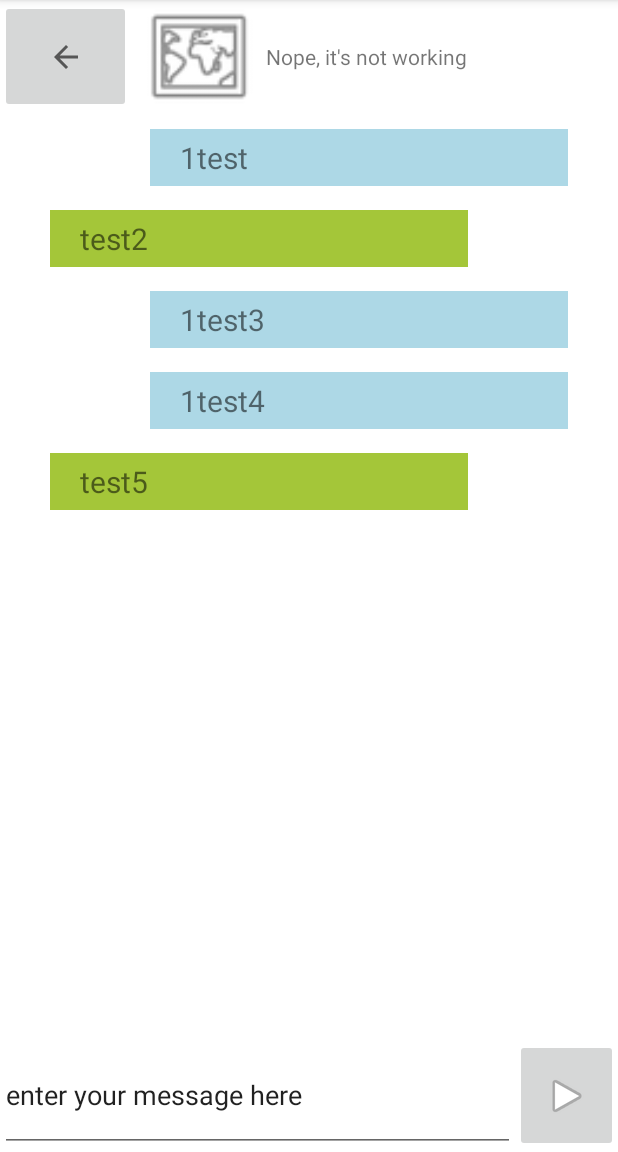
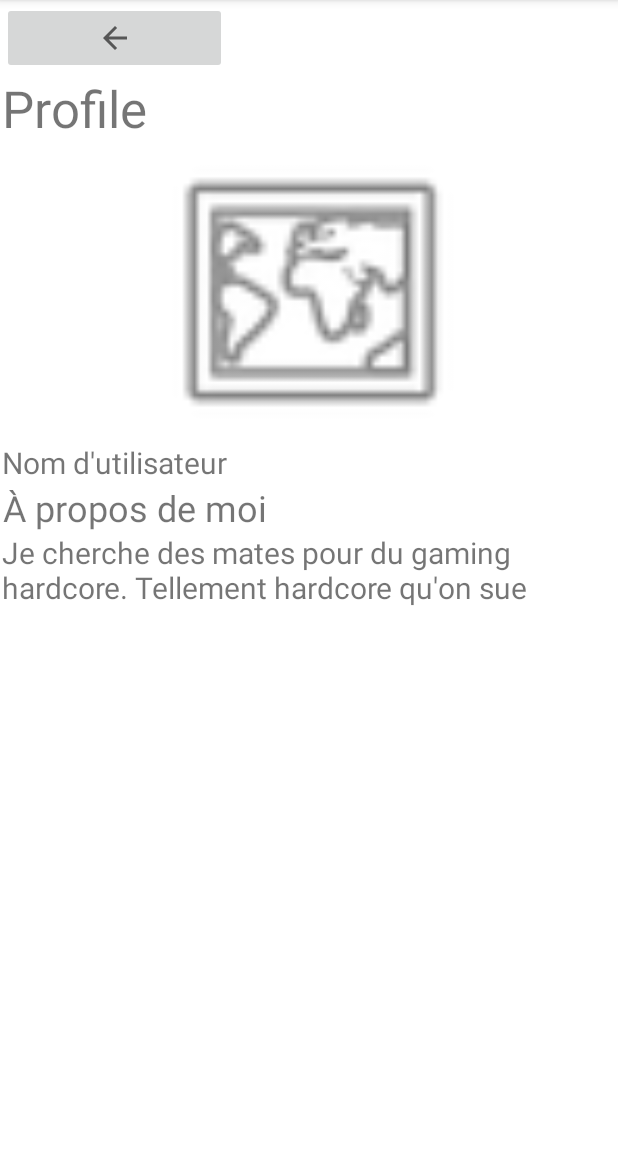
Before and after one commit to GameXMatch/GameXMatch, an Android app: the Chat screen opened directly, with no data from a screen before it, after a tap on an icon or button, on a phone screen of 412 x 824 dp, the part 84-1236 px from its top. Run offline under Robolectric (Android 15) with nearby library versions, the phone set to English and light mode, and no system bars.

Commit message:
match profile groundwork

```diff
--- a/android_app/app/src/main/AndroidManifest.xml
+++ b/android_app/app/src/main/AndroidManifest.xml
@@ -31,6 +31,9 @@
         <activity
             android:name=".main.CoreApp">
         </activity>
+        <activity
+            android:name=".main.MatchProfile">
+        </activity>
     </application>
 
 </manifest>
--- a/android_app/app/src/main/java/ch/gamesxmatch/main/Chat.kt
+++ b/android_app/app/src/main/java/ch/gamesxmatch/main/Chat.kt
@@ -86,8 +86,8 @@ class Chat : AppCompatActivity() {
 
     private fun redirectToProfile(){
         // TODO
-        //val intent = Intent(this, Profile::class.java)
-        //startActivity(intent)
+        val intent = Intent(this, MatchProfile::class.java)
+        startActivity(intent)
         println("clicked")
     }
 
--- /dev/null
+++ b/android_app/app/src/main/java/ch/gamesxmatch/main/MatchProfile.kt
@@ -0,0 +1,29 @@
+package ch.gamesxmatch.main
+
+import android.os.Bundle
+import android.widget.ImageButton
+import android.widget.ImageView
+import android.widget.TextView
+import androidx.appcompat.app.AppCompatActivity
+import ch.gamesxmatch.R
+
+class MatchProfile: AppCompatActivity() {
+    lateinit var usernameTextView: TextView
+    lateinit var descriptionTextView: TextView
+    lateinit var userImageImageView: ImageView
+    lateinit var returnButton: ImageButton
+
+    override fun onCreate(savedInstanceState: Bundle?) {
+        super.onCreate(savedInstanceState)
+        setContentView(R.layout.activity_match_profile)
+        usernameTextView = findViewById(R.id.matchProfile_username)
+        descriptionTextView = findViewById(R.id.matchProfile_description)
+        userImageImageView = findViewById(R.id.matchprofile_profilePicture_imageView)
+        returnButton = findViewById(R.id.matchProfile_return_button)
+
+        returnButton.setOnClickListener{
+            finish()
+        }
+    }
+
+}
--- /dev/null
+++ b/android_app/app/src/main/res/layout/activity_match_profile.xml
@@ -0,0 +1,62 @@
+<?xml version="1.0" encoding="utf-8"?>
+<androidx.constraintlayout.widget.ConstraintLayout xmlns:android="http://schemas.android.com/apk/res/android"
+    xmlns:app="http://schemas.android.com/apk/res-auto"
+    xmlns:tools="http://schemas.android.com/tools"
+    android:layout_width="match_parent"
+    android:layout_height="match_parent">
+
+    <LinearLayout
+        android:layout_width="match_parent"
+        android:layout_height="match_parent"
+        android:layout_marginStart="1dp"
+        android:layout_marginTop="1dp"
+        android:orientation="vertical"
+        app:layout_constraintStart_toStartOf="parent"
+        app:layout_constraintTop_toTopOf="parent">
+
+        <ImageButton
+            android:id="@+id/matchProfile_return_button"
+            android:layout_width="150dp"
+            android:layout_height="wrap_content"
+            android:contentDescription="@string/matchprofile_button"
+            android:minHeight="48dp"
+            app:srcCompat="?attr/actionModeCloseDrawable" />
+
+        <TextView
+            android:id="@+id/profile_title_textView"
+            android:layout_width="wrap_content"
+            android:layout_height="wrap_content"
+            android:text="@string/core_profile_button"
+            android:textSize="34sp" />
+
+        <ImageView
+            android:id="@+id/matchprofile_profilePicture_imageView"
+            android:layout_width="match_parent"
+            android:layout_height="200dp"
+            app:srcCompat="@android:drawable/ic_menu_mapmode" />
+
+        <TextView
+            android:id="@+id/matchProfile_username"
+            android:layout_width="match_parent"
+            android:layout_height="wrap_content"
+            android:text="@string/matchProfile_name"
+            android:textSize="20sp" />
+
+        <TextView
+            android:id="@+id/textView2"
+            android:layout_width="wrap_content"
+            android:layout_height="wrap_content"
+            android:layout_weight="0"
+            android:gravity="center"
+            android:text="@string/profile_user_description_label"
+            android:textSize="24sp" />
+
+        <TextView
+            android:id="@+id/matchProfile_description"
+            android:layout_width="match_parent"
+            android:layout_height="wrap_content"
+            android:text="@string/matchProfile_description"
+            android:textSize="20sp" />
+
+    </LinearLayout>
+</androidx.constraintlayout.widget.ConstraintLayout>
--- a/android_app/app/src/main/res/values/strings.xml
+++ b/android_app/app/src/main/res/values/strings.xml
@@ -19,4 +19,7 @@
     <string name="profile_user_description_label">À propos de moi</string>
     <string name="profile_description_button">edit description</string>
     <string name="profile_descrption_editext">Je cherche des mates pour du gaming hardcore. Tellement hardcore qu\'on sue</string>
+    <string name="matchProfile_name">Nom d\'utilisateur</string>
+    <string name="matchProfile_description">Je cherche des mates pour du gaming hardcore. Tellement hardcore qu\'on sue</string>
+    <string name="matchprofile_button">return button</string>
 </resources>
```
